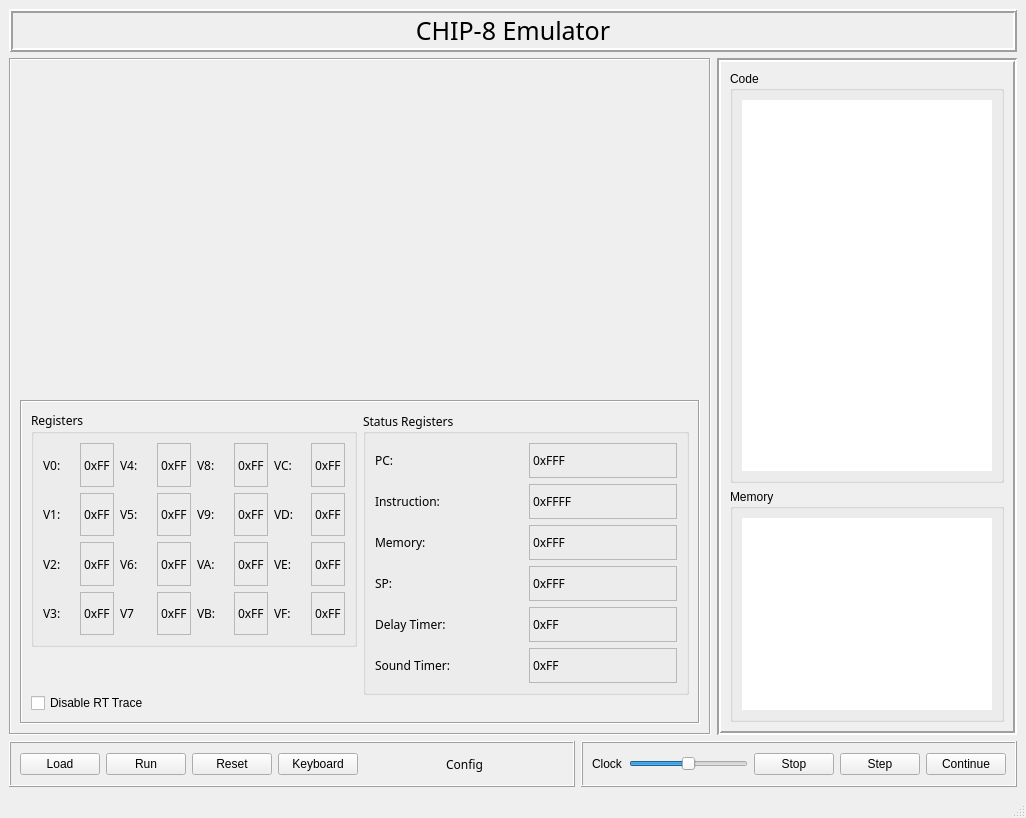
Old version of the form src/gui/ui/mainwindow.ui in the repository 42wonko/chip8.
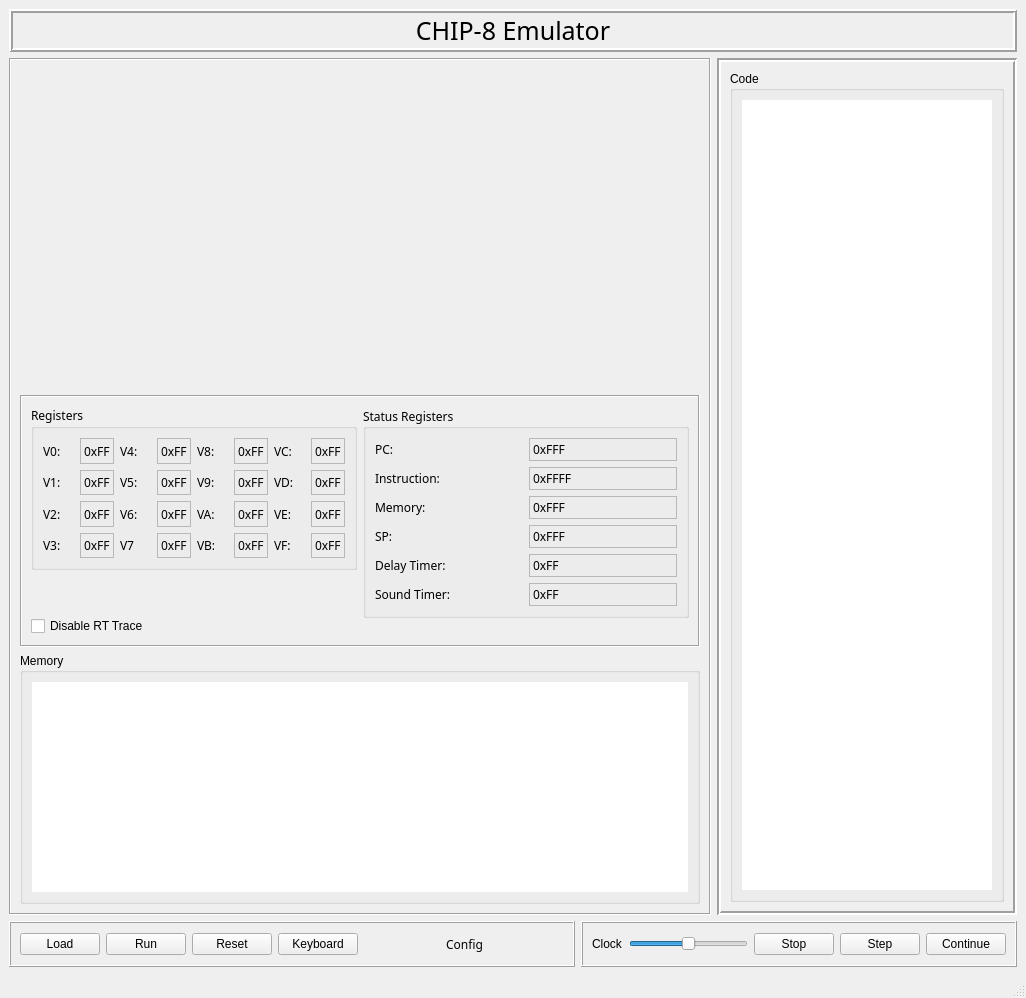
New version of the form. Custom widgets are drawn as their Qt base class.

Commit message: moved the memory view to a different location to increase its size

Patch:
```diff
--- a/src/gui/ui/mainwindow.ui
+++ b/src/gui/ui/mainwindow.ui
@@ -7,7 +7,7 @@
     <x>0</x>
     <y>0</y>
     <width>1026</width>
-    <height>818</height>
+    <height>998</height>
    </rect>
   </property>
   <property name="windowTitle">
@@ -725,6 +725,43 @@
              </layout>
             </widget>
            </item>
+           <item>
+            <widget class="QGroupBox" name="groupBox_2">
+             <property name="title">
+              <string>Memory</string>
+             </property>
+             <layout class="QVBoxLayout" name="verticalLayout_11">
+              <item>
+               <widget class="QTableView" name="memoryTableView">
+                <property name="sizePolicy">
+                 <sizepolicy hsizetype="Expanding" vsizetype="Preferred">
+                  <horstretch>0</horstretch>
+                  <verstretch>0</verstretch>
+                 </sizepolicy>
+                </property>
+                <property name="minimumSize">
+                 <size>
+                  <width>0</width>
+                  <height>30</height>
+                 </size>
+                </property>
+                <property name="maximumSize">
+                 <size>
+                  <width>16777215</width>
+                  <height>300</height>
+                 </size>
+                </property>
+                <property name="frameShape">
+                 <enum>QFrame::Shape::NoFrame</enum>
+                </property>
+                <property name="showGrid">
+                 <bool>false</bool>
+                </property>
+               </widget>
+              </item>
+             </layout>
+            </widget>
+           </item>
           </layout>
          </widget>
         </item>
@@ -818,43 +855,6 @@
            </layout>
           </widget>
          </item>
-         <item>
-          <widget class="QGroupBox" name="groupBox_2">
-           <property name="title">
-            <string>Memory</string>
-           </property>
-           <layout class="QVBoxLayout" name="verticalLayout_11">
-            <item>
-             <widget class="QTableView" name="memoryTableView">
-              <property name="sizePolicy">
-               <sizepolicy hsizetype="Expanding" vsizetype="Preferred">
-                <horstretch>0</horstretch>
-                <verstretch>0</verstretch>
-               </sizepolicy>
-              </property>
-              <property name="minimumSize">
-               <size>
-                <width>0</width>
-                <height>30</height>
-               </size>
-              </property>
-              <property name="maximumSize">
-               <size>
-                <width>16777215</width>
-                <height>300</height>
-               </size>
-              </property>
-              <property name="frameShape">
-               <enum>QFrame::Shape::NoFrame</enum>
-              </property>
-              <property name="showGrid">
-               <bool>false</bool>
-              </property>
-             </widget>
-            </item>
-           </layout>
-          </widget>
-         </item>
         </layout>
        </widget>
       </item>
```
